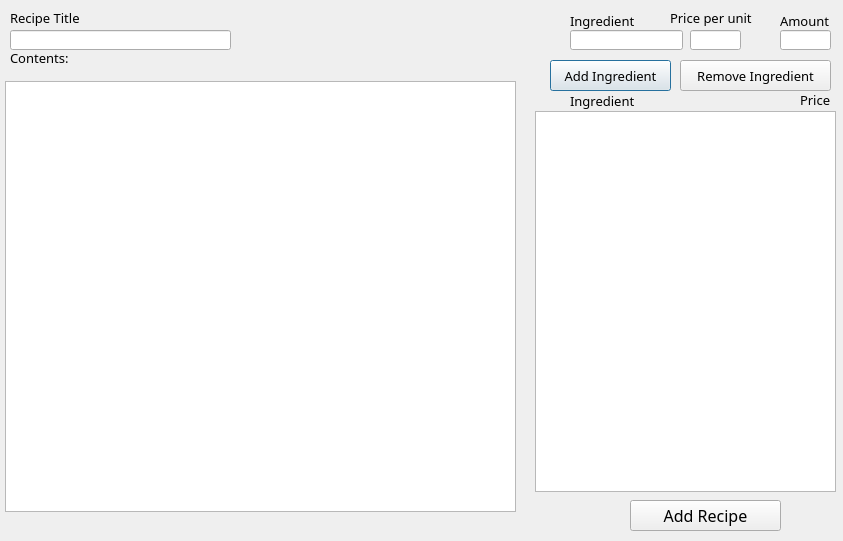
This is AddRecipe.ui in NickFurlo/Restaurant-Management-Database as Qt 5 draws it before an edit. The edited form follows.
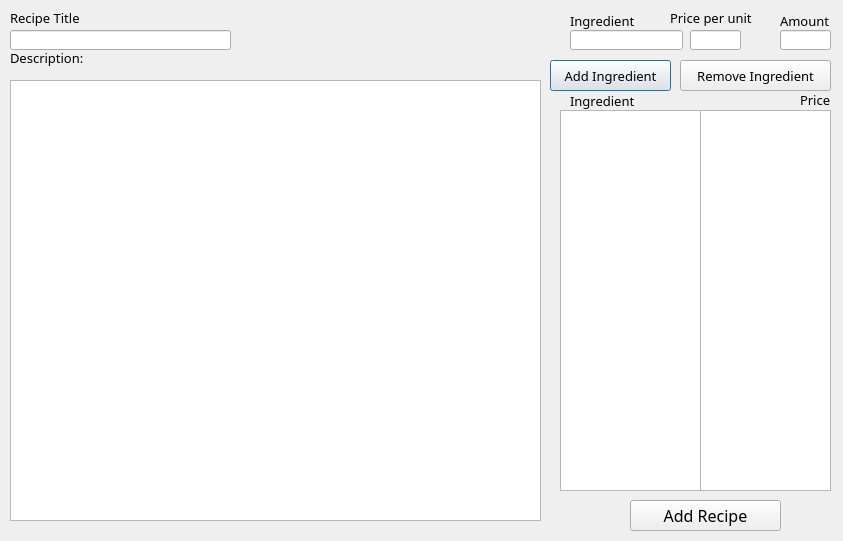
This is the edited form.

Patch:
```diff
--- a/AddRecipe.ui
+++ b/AddRecipe.ui
@@ -54,7 +54,7 @@
     </font>
    </property>
    <property name="text">
-    <string>Contents:</string>
+    <string>Description:</string>
    </property>
   </widget>
   <widget class="QLabel" name="label_3">
@@ -105,6 +105,16 @@
     </rect>
    </property>
   </widget>
+  <widget class="QPlainTextEdit" name="plainTextEdit">
+   <property name="geometry">
+    <rect>
+     <x>10</x>
+     <y>80</y>
+     <width>531</width>
+     <height>441</height>
+    </rect>
+   </property>
+  </widget>
   <widget class="QLineEdit" name="lineEdit_2">
    <property name="geometry">
     <rect>
@@ -252,19 +262,19 @@
   <widget class="QListWidget" name="listWidget">
    <property name="geometry">
     <rect>
-     <x>5</x>
-     <y>81</y>
-     <width>511</width>
-     <height>431</height>
+     <x>560</x>
+     <y>110</y>
+     <width>141</width>
+     <height>381</height>
     </rect>
    </property>
   </widget>
   <widget class="QListWidget" name="listWidget_2">
    <property name="geometry">
     <rect>
-     <x>535</x>
-     <y>111</y>
-     <width>301</width>
+     <x>700</x>
+     <y>110</y>
+     <width>131</width>
      <height>381</height>
     </rect>
    </property>
```
